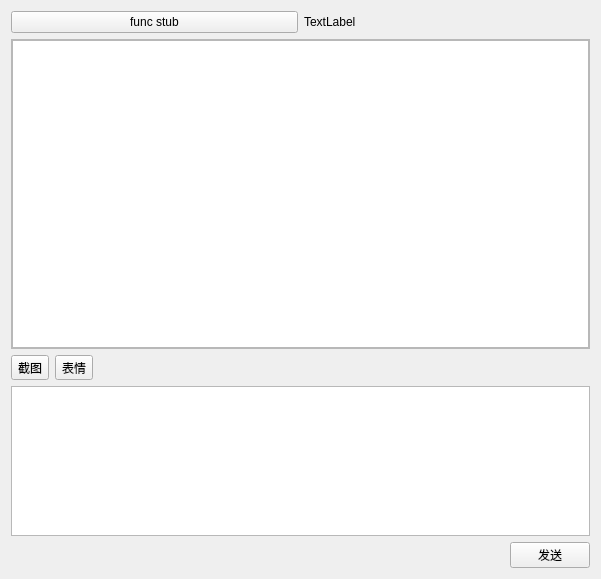
First picture: the form in gui/chat_widget.ui, repository avplayer/avim, before the edit.
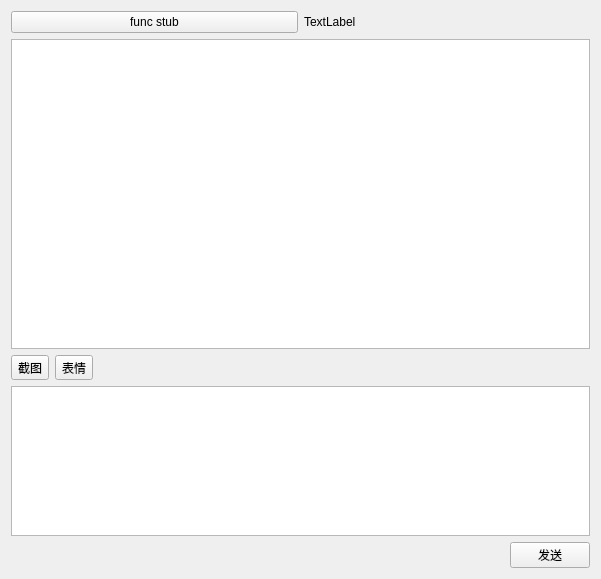
Second picture: the form after the edit. Custom widgets are drawn as their Qt base class.

The edit to the form file:
```diff
--- a/gui/chat_widget.ui
+++ b/gui/chat_widget.ui
@@ -41,29 +41,7 @@
       </layout>
      </item>
      <item>
-      <widget class="QScrollArea" name="scrollArea">
-       <property name="widgetResizable">
-        <bool>true</bool>
-       </property>
-       <widget class="QWidget" name="scrollAreaWidgetContents">
-        <property name="geometry">
-         <rect>
-          <x>0</x>
-          <y>0</y>
-          <width>585</width>
-          <height>295</height>
-         </rect>
-        </property>
-        <layout class="QVBoxLayout" name="verticalLayout_2">
-         <property name="margin">
-          <number>0</number>
-         </property>
-         <item>
-          <widget class="QRichText" name="messageBrowser"/>
-         </item>
-        </layout>
-       </widget>
-      </widget>
+      <widget class="QRichText" name="messageBrowser"/>
      </item>
      <item>
       <layout class="QHBoxLayout" name="horizontalLayout_4">
```
